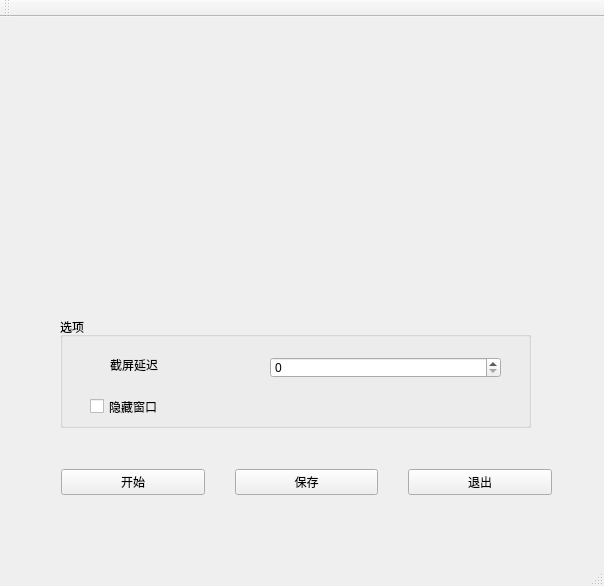
Above: QT_media/day01_media/sreenshot/sreen_shot.ui from hewei-bit/QT-Learing before the change. Below: the same form after it.
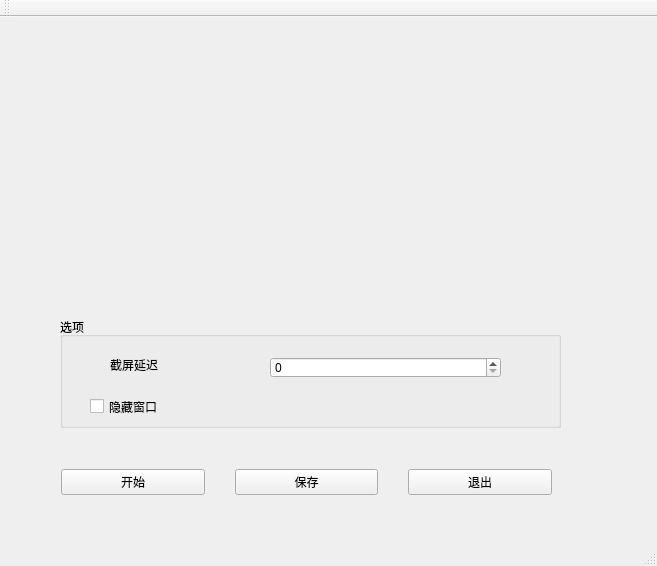
That is the form after the change.

Commit message: QT_音视频--截图小工具

Diff of the .ui file:
```diff
--- a/QT_media/day01_media/sreenshot/sreen_shot.ui
+++ b/QT_media/day01_media/sreenshot/sreen_shot.ui
@@ -6,8 +6,8 @@
    <rect>
     <x>0</x>
     <y>0</y>
-    <width>604</width>
-    <height>586</height>
+    <width>657</width>
+    <height>566</height>
    </rect>
   </property>
   <property name="windowTitle">
@@ -19,8 +19,8 @@
      <rect>
       <x>60</x>
       <y>30</y>
-      <width>491</width>
-      <height>211</height>
+      <width>531</width>
+      <height>251</height>
      </rect>
     </property>
     <property name="text">
@@ -32,7 +32,7 @@
      <rect>
       <x>60</x>
       <y>300</y>
-      <width>471</width>
+      <width>501</width>
       <height>111</height>
      </rect>
     </property>
@@ -76,7 +76,7 @@
      </property>
     </widget>
    </widget>
-   <widget class="QWidget" name="">
+   <widget class="QWidget" name="layoutWidget">
     <property name="geometry">
      <rect>
       <x>50</x>
```
Left out of the diff: 2 changed lines with no effect on the pictures. The commit also changes 2 other files.
